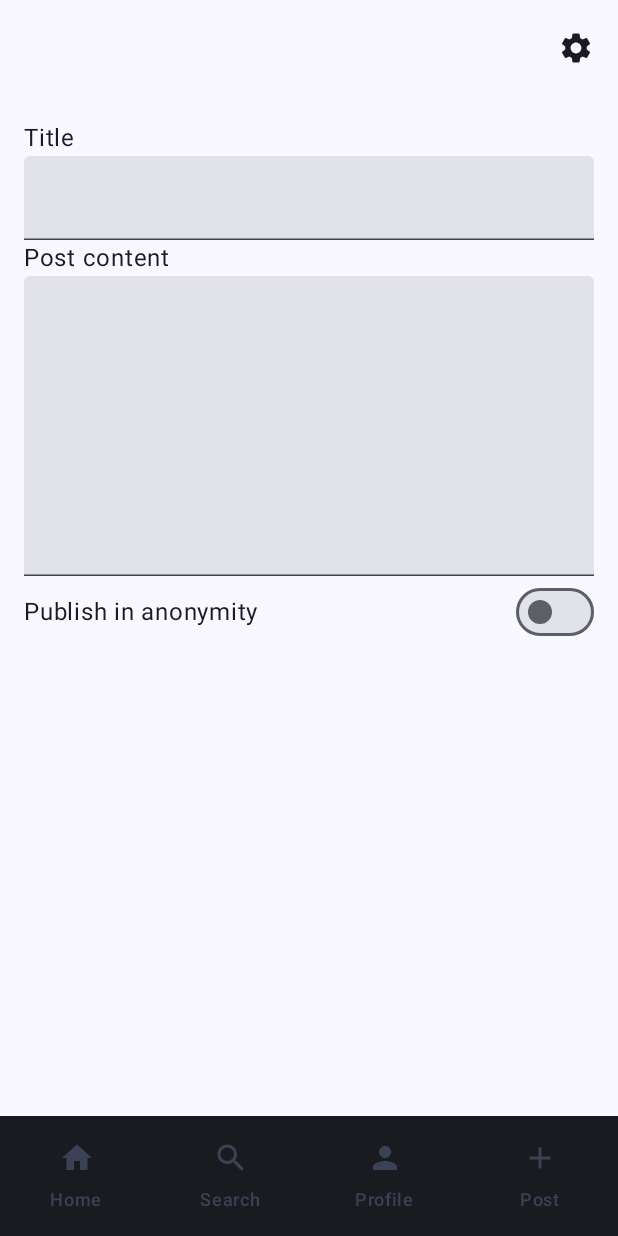
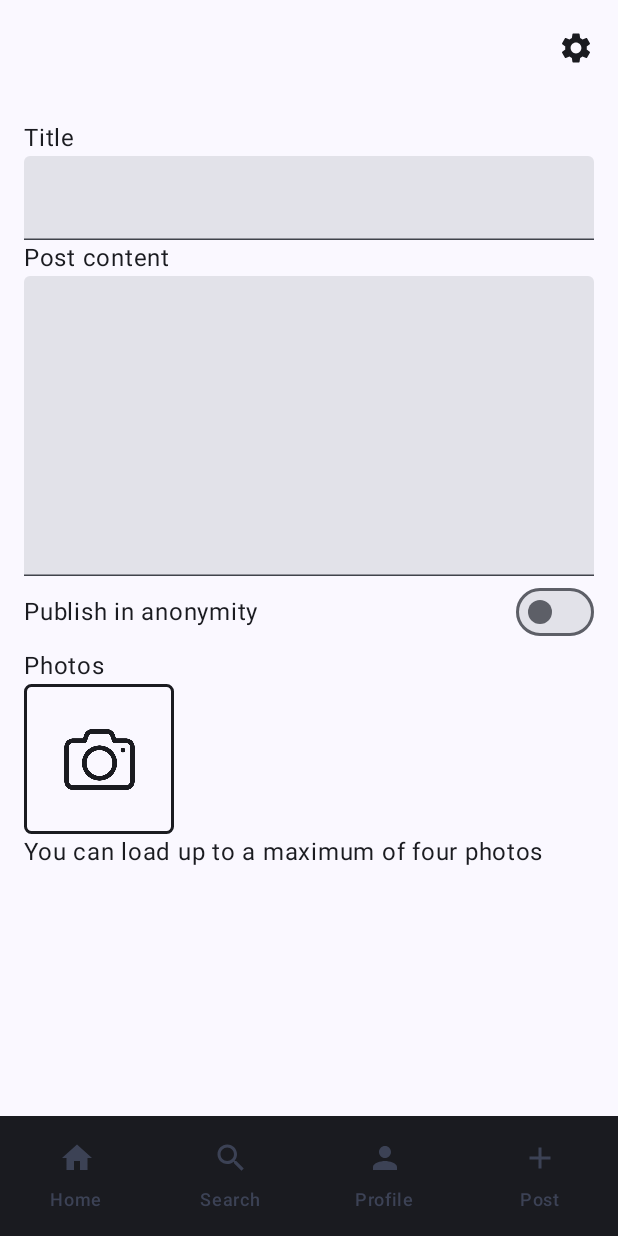
Before and after one commit to FrancescoPazz/UniBoard, an Android app built with Jetpack Compose: the composable PublishScreen shown on its own in the app's theme, on a phone screen of 412 x 824 dp. Run offline under Robolectric (Android 15) with nearby library versions, the phone set to English and light mode, and no system bars; our stand-ins replace livedata-compose.

Commit message:
Added photos in publishing page, insertion and removal.

```diff
--- a/UniBoard/app/src/main/java/com/unibo/pazzagliacasadei/uniboard/ui/screens/publish/PublishScreen.kt
+++ b/UniBoard/app/src/main/java/com/unibo/pazzagliacasadei/uniboard/ui/screens/publish/PublishScreen.kt
@@ -1,9 +1,11 @@
 package com.unibo.pazzagliacasadei.uniboard.ui.screens.publish
 
+import android.net.Uri
 import androidx.compose.foundation.layout.Column
 import androidx.compose.foundation.layout.padding
 import androidx.compose.material3.Scaffold
 import androidx.compose.runtime.Composable
+import androidx.compose.runtime.mutableStateListOf
 import androidx.compose.runtime.mutableStateOf
 import androidx.compose.runtime.remember
 import androidx.compose.ui.Modifier
@@ -13,12 +15,14 @@ import com.unibo.pazzagliacasadei.uniboard.ui.composables.BottomBar
 import com.unibo.pazzagliacasadei.uniboard.ui.composables.TopBar
 import com.unibo.pazzagliacasadei.uniboard.ui.screens.publish.composables.PostAnonymitySelector
 import com.unibo.pazzagliacasadei.uniboard.ui.screens.publish.composables.PostContent
+import com.unibo.pazzagliacasadei.uniboard.ui.screens.publish.composables.imageloader.ImageLoader
 
 @Composable
 fun PublishScreen(navController: NavHostController) {
     val postTitle = remember { mutableStateOf("") }
     val postTextContent = remember { mutableStateOf("") }
     val anonymousUser = remember { mutableStateOf(false) }
+    val photoUris = remember { mutableStateListOf<Uri>() }
 
     Scaffold(
         topBar = { TopBar(navController) },
@@ -28,6 +32,7 @@ fun PublishScreen(navController: NavHostController) {
             .padding(16.dp)) {
             PostContent(postTitle, postTextContent)
             PostAnonymitySelector(anonymousUser)
+            ImageLoader(photoUris)
         }
     }
 }
--- /dev/null
+++ b/UniBoard/app/src/main/java/com/unibo/pazzagliacasadei/uniboard/ui/screens/publish/composables/imageloader/ImageLoadButton.kt
@@ -0,0 +1,43 @@
+package com.unibo.pazzagliacasadei.uniboard.ui.screens.publish.composables.imageloader
+
+import android.net.Uri
+import androidx.activity.compose.rememberLauncherForActivityResult
+import androidx.activity.result.contract.ActivityResultContracts
+import androidx.compose.foundation.BorderStroke
+import androidx.compose.foundation.layout.height
+import androidx.compose.foundation.layout.size
+import androidx.compose.foundation.layout.width
+import androidx.compose.foundation.shape.RoundedCornerShape
+import androidx.compose.material3.Icon
+import androidx.compose.material3.MaterialTheme
+import androidx.compose.material3.OutlinedIconButton
+import androidx.compose.runtime.Composable
+import androidx.compose.runtime.snapshots.SnapshotStateList
+import androidx.compose.ui.Modifier
+import androidx.compose.ui.res.painterResource
+import androidx.compose.ui.res.stringResource
+import androidx.compose.ui.unit.dp
+import com.unibo.pazzagliacasadei.uniboard.R
+
+@Composable
+fun ImageLoadButton(loadedUri: SnapshotStateList<Uri>) {
+    val galleryLauncher = rememberLauncherForActivityResult(
+        contract = ActivityResultContracts.GetContent()
+    ) { uri: Uri? ->
+        if (uri != null) loadedUri.add(uri)
+    }
+    OutlinedIconButton(
+        onClick = { galleryLauncher.launch("image/*") },
+        modifier = Modifier
+            .height(100.dp)
+            .width(100.dp),
+        shape = RoundedCornerShape(5.dp),
+        border = BorderStroke(2.dp, MaterialTheme.colorScheme.onSurface)
+    ) {
+        Icon(
+            painter = painterResource(R.drawable.camera),
+            modifier = Modifier.size(50.dp),
+            contentDescription = stringResource(R.string.camera_icon)
+        )
+    }
+}
--- /dev/null
+++ b/UniBoard/app/src/main/java/com/unibo/pazzagliacasadei/uniboard/ui/screens/publish/composables/imageloader/ImageLoader.kt
@@ -0,0 +1,38 @@
+package com.unibo.pazzagliacasadei.uniboard.ui.screens.publish.composables.imageloader
+
+import android.net.Uri
+import androidx.compose.foundation.layout.Arrangement
+import androidx.compose.foundation.layout.Column
+import androidx.compose.foundation.layout.FlowRow
+import androidx.compose.foundation.layout.fillMaxWidth
+import androidx.compose.material3.Text
+import androidx.compose.runtime.Composable
+import androidx.compose.runtime.mutableStateOf
+import androidx.compose.runtime.remember
+import androidx.compose.runtime.snapshots.SnapshotStateList
+import androidx.compose.ui.Modifier
+import androidx.compose.ui.res.stringResource
+import androidx.compose.ui.unit.dp
+import com.unibo.pazzagliacasadei.uniboard.R
+
+@Composable
+fun ImageLoader(uriList: SnapshotStateList<Uri>) {
+    val openDeletionDialog = remember { mutableStateOf(false) }
+    Column {
+        Text(text = stringResource(R.string.publish_page_photos))
+        FlowRow(
+            modifier = Modifier
+                .fillMaxWidth(),
+            horizontalArrangement = Arrangement.spacedBy(5.dp)
+        ) {
+            uriList.forEach { uri ->
+                SingleImageDisplay(uri, remove = { uriList.remove(it) }, openDeletionDialog)
+            }
+            if (uriList.size < 4) {
+                ImageLoadButton(uriList)
+            }
+        }
+        Text(text = stringResource(R.string.publish_page_max_four))
+    }
+
+}
--- a/UniBoard/app/src/main/res/values/strings.xml
+++ b/UniBoard/app/src/main/res/values/strings.xml
@@ -45,4 +45,12 @@
     <string name="post_title">Title</string>
     <string name="post_content">Post content</string>
     <string name="anonymous_post">Publish in anonymity</string>
+    <string name="publish_page_photos">Photos</string>
+    <string name="publish_page_max_four">You can load up to a maximum of four photos</string>
+    <string name="publish_page_image_deletion_warning">Are you sure about removing this photo?</string>
+    <!-- Icons -->
+    <string name="camera_icon">Photo</string>
+    <!-- Yes -->
+    <string name="yes">Yes</string>
+    <string name="no">No</string>
 </resources>
```
Also changed, not shown: UniBoard/app/src/main/java/com/unibo/pazzagliacasadei/uniboard/ui/screens/publish/composables/imageloader/ImageDeletionDialog.kt (added, +48 -0 lines), UniBoard/app/src/main/java/com/unibo/pazzagliacasadei/uniboard/ui/screens/publish/composables/imageloader/SingleImageDisplayer.kt (added, +54 -0 lines), UniBoard/app/src/main/res/drawable/camera.png (added), 1 other file.
